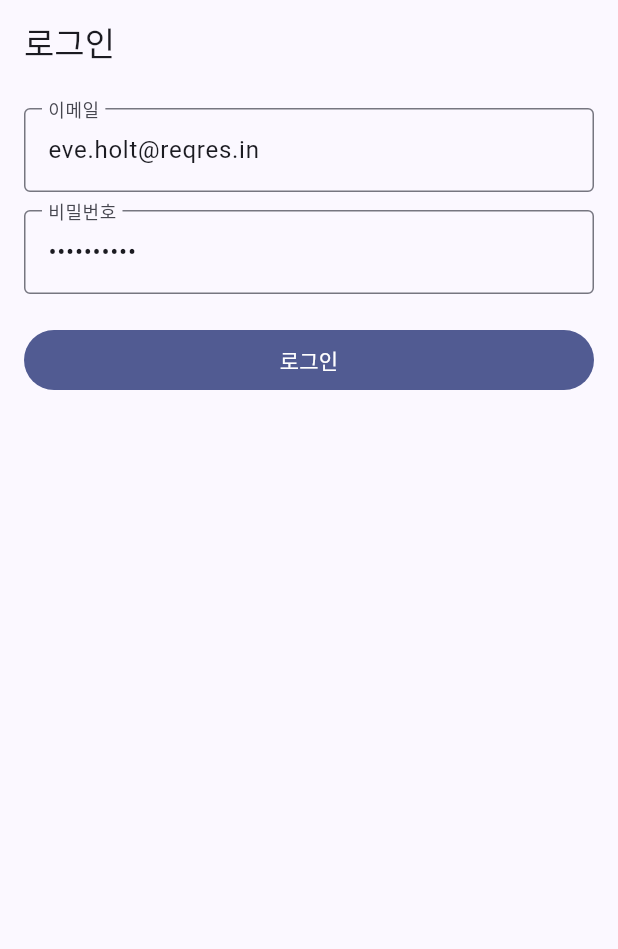
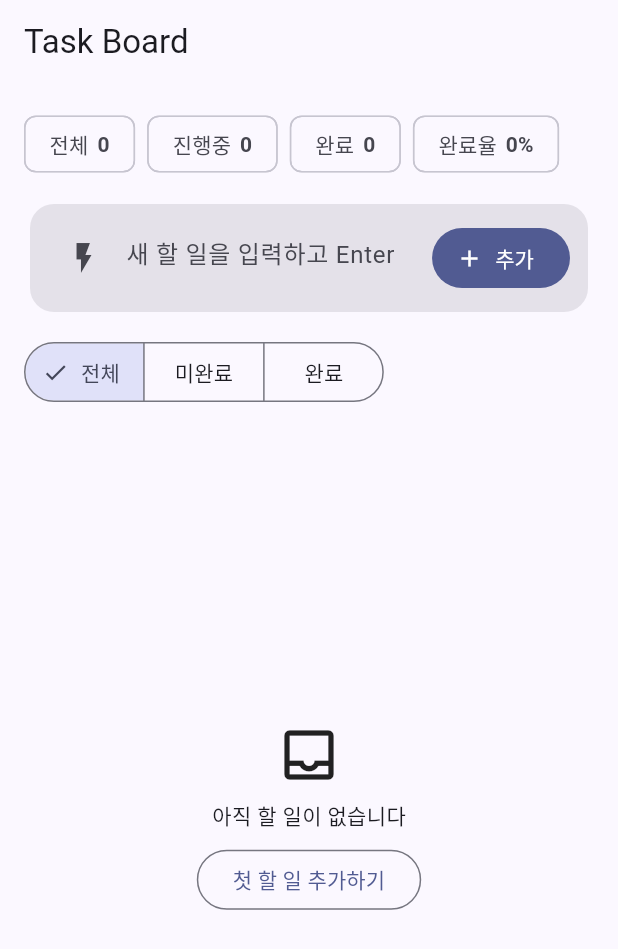
Before and after one commit to giseggi/flutter-app-lab, a Flutter app: the screen it shows after launch, on a phone screen of 412 x 824 dp. Shown: the top 949 px of the screen. Run offline on Flutter 3.47's test engine with Material 3 defaults, Android fonts, the phone set to English and light mode, and no system bars; our stand-ins replace dio, flutter_riverpod, shared_preferences.

Commit message:
update ui

```diff
--- a/lib/app/app.dart
+++ b/lib/app/app.dart
@@ -1,6 +1,6 @@
 import 'package:flutter/material.dart';
 
-import '../features/auth/presentation/login_page.dart';
+import '../features/todo/presentation/todo_page.dart';
 
 class MyApp extends StatelessWidget {
   const MyApp({super.key});
@@ -14,7 +14,7 @@ class MyApp extends StatelessWidget {
         colorScheme: ColorScheme.fromSeed(seedColor: Colors.indigo),
         useMaterial3: true,
       ),
-      home: const LoginPage(),
+      home: const TodoPage(),
     );
   }
 }
--- /dev/null
+++ b/lib/features/todo/domain/models/todo_filter.dart
@@ -0,0 +1,5 @@
+enum TodoFilter {
+  all,
+  active,
+  completed,
+}
--- /dev/null
+++ b/lib/features/todo/domain/models/todo_item.dart
@@ -0,0 +1,45 @@
+class TodoItem {
+  const TodoItem({
+    required this.id,
+    required this.title,
+    required this.isCompleted,
+    required this.createdAt,
+  });
+
+  final String id;
+  final String title;
+  final bool isCompleted;
+  final DateTime createdAt;
+
+  TodoItem copyWith({
+    String? id,
+    String? title,
+    bool? isCompleted,
+    DateTime? createdAt,
+  }) {
+    return TodoItem(
+      id: id ?? this.id,
+      title: title ?? this.title,
+      isCompleted: isCompleted ?? this.isCompleted,
+      createdAt: createdAt ?? this.createdAt,
+    );
+  }
+
+  Map<String, dynamic> toJson() {
+    return {
+      'id': id,
+      'title': title,
+      'isCompleted': isCompleted,
+      'createdAt': createdAt.toIso8601String(),
+    };
+  }
+
+  factory TodoItem.fromJson(Map<String, dynamic> json) {
+    return TodoItem(
+      id: json['id'] as String,
+      title: json['title'] as String,
+      isCompleted: json['isCompleted'] as bool,
+      createdAt: DateTime.parse(json['createdAt'] as String),
+    );
+  }
+}
--- /dev/null
+++ b/lib/features/todo/domain/todo_repository.dart
@@ -0,0 +1,6 @@
+import 'models/todo_item.dart';
+
+abstract class TodoRepository {
+  Future<List<TodoItem>> fetchTodos();
+  Future<void> saveTodos(List<TodoItem> items);
+}
--- /dev/null
+++ b/lib/features/todo/presentation/todo_page.dart
@@ -0,0 +1,250 @@
+import 'package:flutter/material.dart';
+import 'package:flutter_riverpod/flutter_riverpod.dart';
+
+import '../domain/models/todo_filter.dart';
+import 'todo_state.dart';
+import 'todo_view_model.dart';
+
+class TodoPage extends ConsumerStatefulWidget {
+  const TodoPage({super.key});
+
+  @override
+  ConsumerState<TodoPage> createState() => _TodoPageState();
+}
+
+class _TodoPageState extends ConsumerState<TodoPage> {
+  final _textController = TextEditingController();
+  final _inputFocusNode = FocusNode();
+
+  @override
+  void dispose() {
+    _textController.dispose();
+    _inputFocusNode.dispose();
+    super.dispose();
+  }
+
+  @override
+  Widget build(BuildContext context) {
+    final state = ref.watch(todoViewModelProvider);
+    final viewModel = ref.read(todoViewModelProvider.notifier);
+
+    return Scaffold(
+      appBar: AppBar(
+        title: const Text('Task Board'),
+        centerTitle: false,
+      ),
+      body: Padding(
+        padding: const EdgeInsets.all(16),
+        child: Column(
+          crossAxisAlignment: CrossAxisAlignment.start,
+          children: [
+            _buildKpiRow(context, state),
+            const SizedBox(height: 12),
+            Card(
+              elevation: 0,
+              color: Theme.of(context).colorScheme.surfaceContainerHighest,
+              shape: RoundedRectangleBorder(
+                borderRadius: BorderRadius.circular(16),
+              ),
+              child: Padding(
+                padding: const EdgeInsets.all(12),
+                child: Row(
+                  children: [
+                    Expanded(
+                      child: TextField(
+                        focusNode: _inputFocusNode,
+                        controller: _textController,
+                        textInputAction: TextInputAction.done,
+                        decoration: const InputDecoration(
+                          hintText: '새 할 일을 입력하고 Enter',
+                          border: InputBorder.none,
+                          prefixIcon: Icon(Icons.flash_on_outlined),
+                        ),
+                        onSubmitted: (_) => _submit(viewModel),
+                      ),
+                    ),
+                    FilledButton.icon(
+                      onPressed: () => _submit(viewModel),
+                      icon: const Icon(Icons.add),
+                      label: const Text('추가'),
+                    ),
+                  ],
+                ),
+              ),
+            ),
+            const SizedBox(height: 12),
+            SegmentedButton<TodoFilter>(
+              segments: const [
+                ButtonSegment(value: TodoFilter.all, label: Text('전체')),
+                ButtonSegment(value: TodoFilter.active, label: Text('미완료')),
+                ButtonSegment(value: TodoFilter.completed, label: Text('완료')),
+              ],
+              selected: {state.filter},
+              onSelectionChanged: (selected) {
+                viewModel.setFilter(selected.first);
+              },
+            ),
+            const SizedBox(height: 12),
+            Expanded(
+              child:
+                  state.isLoading
+                      ? const Center(child: CircularProgressIndicator())
+                      : state.filteredItems.isEmpty
+                      ? _buildEmptyState()
+                      : ListView.builder(
+                        itemCount: state.filteredItems.length,
+                        itemBuilder: (context, index) {
+                          final item = state.filteredItems[index];
+                          return AnimatedContainer(
+                            duration: const Duration(milliseconds: 180),
+                            margin: const EdgeInsets.only(bottom: 8),
+                            child: Card(
+                              elevation: 0,
+                              child: ListTile(
+                                contentPadding: const EdgeInsets.symmetric(
+                                  horizontal: 12,
+                                  vertical: 2,
+                                ),
+                                leading: InkWell(
+                                  borderRadius: BorderRadius.circular(24),
+                                  onTap: () => viewModel.toggleTodo(item.id),
+                                  child: Padding(
+                                    padding: const EdgeInsets.all(4),
+                                    child: Checkbox(
+                                      value: item.isCompleted,
+                                      onChanged:
+                                          (_) => viewModel.toggleTodo(item.id),
+                                    ),
+                                  ),
+                                ),
+                                title: Text(
+                                  item.title,
+                                  style: TextStyle(
+                                    fontWeight:
+                                        item.isCompleted
+                                            ? FontWeight.w400
+                                            : FontWeight.w600,
+                                    color:
+                                        item.isCompleted
+                                            ? Theme.of(
+                                              context,
+                                            ).colorScheme.onSurfaceVariant
+                                            : Theme.of(
+                                              context,
+                                            ).colorScheme.onSurface,
+                                    decoration:
+                                        item.isCompleted
+                                            ? TextDecoration.lineThrough
+                                            : TextDecoration.none,
+                                  ),
+                                ),
+                                trailing: IconButton(
+                                  tooltip: '삭제',
+                                  icon: const Icon(Icons.delete_outline),
+                                  onPressed:
+                                      () => _deleteWithUndo(viewModel, item.id),
+                                ),
+                              ),
+                            ),
+                          );
+                        },
+                      ),
+            ),
+          ],
+        ),
+      ),
+    );
+  }
+
+  Widget _buildKpiRow(BuildContext context, TodoState state) {
+    final rate = (state.completionRate * 100).toStringAsFixed(0);
+    return Wrap(
+      spacing: 8,
+      runSpacing: 8,
+      children: [
+        _KpiChip(label: '전체', value: '${state.totalCount}'),
+        _KpiChip(label: '진행중', value: '${state.activeCount}'),
+        _KpiChip(label: '완료', value: '${state.completedCount}'),
+        _KpiChip(label: '완료율', value: '$rate%'),
+      ],
+    );
+  }
+
+  Widget _buildEmptyState() {
+    return Center(
+      child: Column(
+        mainAxisSize: MainAxisSize.min,
+        children: [
+          const Icon(Icons.inbox_outlined, size: 44),
+          const SizedBox(height: 8),
+          const Text('아직 할 일이 없습니다'),
+          const SizedBox(height: 8),
+          OutlinedButton(
+            onPressed: () {
+              _inputFocusNode.requestFocus();
+            },
+            child: const Text('첫 할 일 추가하기'),
+          ),
+        ],
+      ),
+    );
+  }
+
+  Future<void> _deleteWithUndo(TodoViewModel viewModel, String id) async {
+    final removed = await viewModel.removeTodoForUndo(id);
+    if (!mounted || removed == null) return;
+
+    ScaffoldMessenger.of(context)
+      ..hideCurrentSnackBar()
+      ..showSnackBar(
+        SnackBar(
+          content: const Text('할 일을 삭제했어요.'),
+          action: SnackBarAction(
+            label: '실행취소',
+            onPressed: () {
+              viewModel.restoreRemovedTodo(removed);
+            },
+          ),
+        ),
+      );
+  }
+
+  Future<void> _submit(TodoViewModel viewModel) async {
+    final before = _textController.text;
+    await viewModel.addTodo(_textController.text);
+    if (!mounted) return;
+    if (before.trim().isNotEmpty) {
+      ScaffoldMessenger.of(context)
+        ..hideCurrentSnackBar()
+        ..showSnackBar(
+          const SnackBar(
+            duration: Duration(milliseconds: 900),
+            content: Text('할 일을 추가했어요.'),
+          ),
+        );
+    }
+    _textController.clear();
+    _inputFocusNode.requestFocus();
+  }
+}
+
+class _KpiChip extends StatelessWidget {
+  const _KpiChip({required this.label, required this.value});
+
+  final String label;
+  final String value;
+
+  @override
+  Widget build(BuildContext context) {
+    return Chip(
+      label: Row(
+        mainAxisSize: MainAxisSize.min,
+        children: [
+          Text(label),
+          const SizedBox(width: 6),
+          Text(value, style: const TextStyle(fontWeight: FontWeight.w700)),
+        ],
+      ),
+    );
+  }
+}
--- /dev/null
+++ b/lib/features/todo/presentation/todo_state.dart
@@ -0,0 +1,43 @@
+import '../domain/models/todo_filter.dart';
+import '../domain/models/todo_item.dart';
+
+class TodoState {
+  const TodoState({
+    this.items = const [],
+    this.filter = TodoFilter.all,
+    this.isLoading = true,
+  });
+
+  final List<TodoItem> items;
+  final TodoFilter filter;
+  final bool isLoading;
+
+  int get totalCount => items.length;
+  int get completedCount => items.where((item) => item.isCompleted).length;
+  int get activeCount => totalCount - completedCount;
+  double get completionRate =>
+      totalCount == 0 ? 0 : completedCount / totalCount;
+
+  List<TodoItem> get filteredItems {
+    switch (filter) {
+      case TodoFilter.active:
+        return items.where((item) => !item.isCompleted).toList();
+      case TodoFilter.completed:
+        return items.where((item) => item.isCompleted).toList();
+      case TodoFilter.all:
+        return items;
+    }
+  }
+
+  TodoState copyWith({
+    List<TodoItem>? items,
+    TodoFilter? filter,
+    bool? isLoading,
+  }) {
+    return TodoState(
+      items: items ?? this.items,
+      filter: filter ?? this.filter,
+      isLoading: isLoading ?? this.isLoading,
+    );
+  }
+}
```
Also changed, not shown: lib/core/storage/local_storage.dart (+11 -0 lines), lib/features/todo/data/todo_repository_impl.dart (added, +28 -0 lines), lib/features/todo/presentation/todo_view_model.dart (added, +99 -0 lines), 3 other files.
